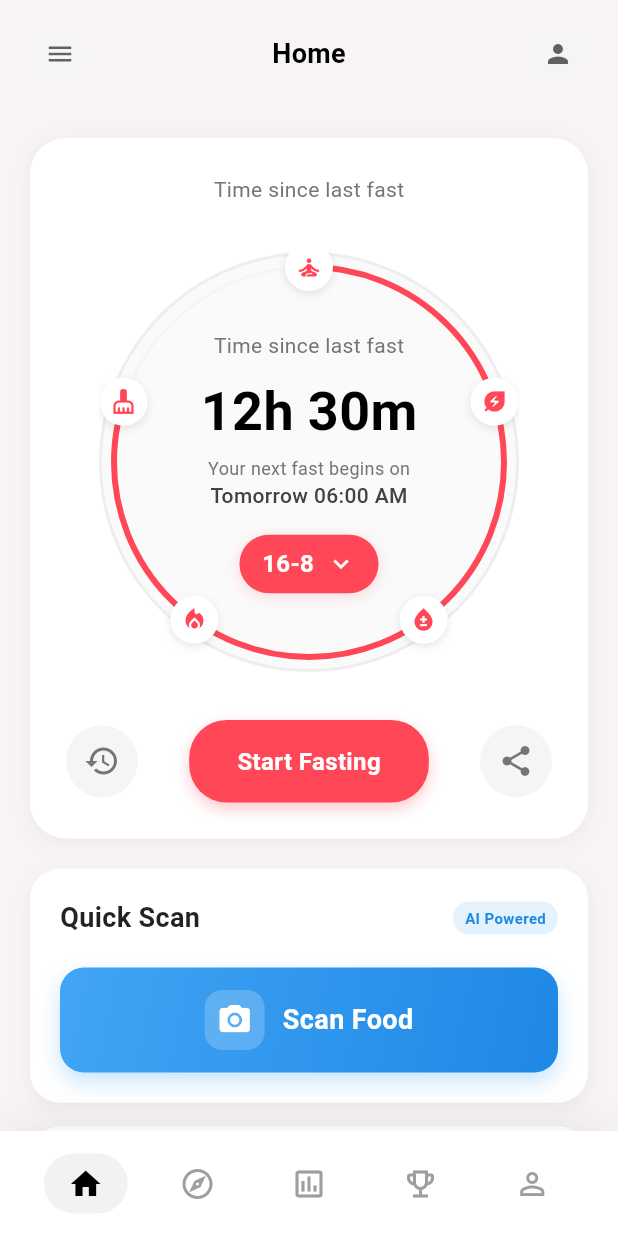
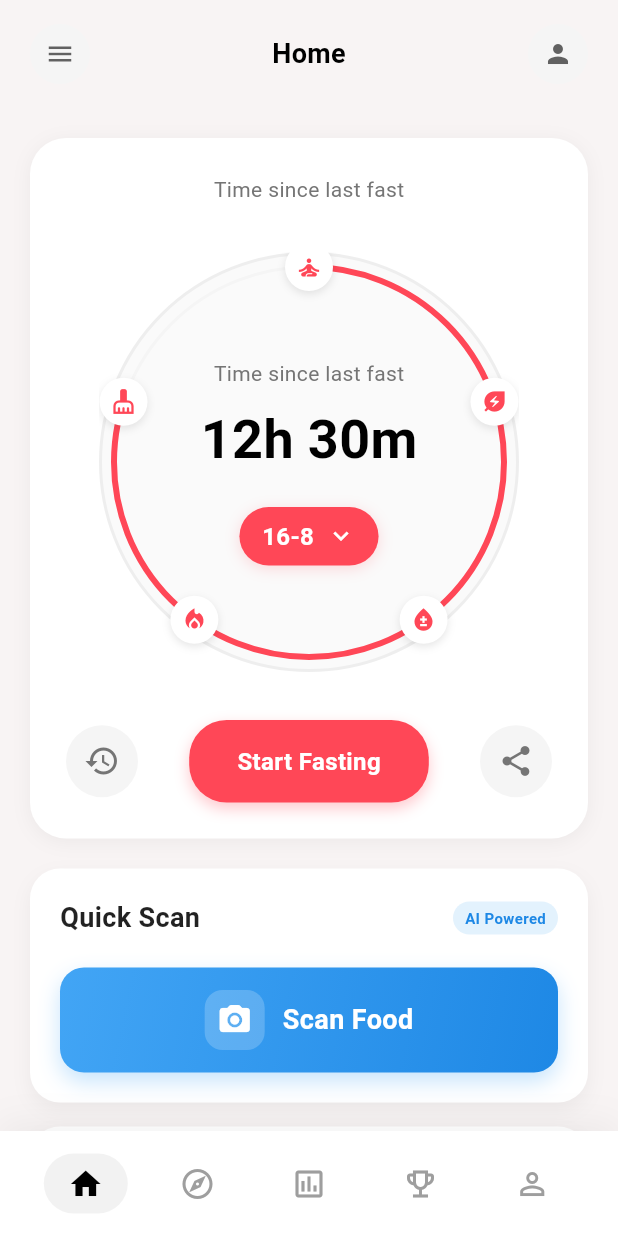
Before and after one commit to snowfoxwoo/learn_flutter, a Flutter app: the screen it shows after launch, on a phone screen of 412 x 824 dp. Run offline on Flutter 3.47's test engine with Material 3 defaults, Android fonts, the phone set to English and light mode, and no system bars; our stand-ins replace assets_audio_player, camera, geolocator, rflutter_alert, shared_preferences; missing offline and left inert: tflite_flutter.

Commit message:
remove text since last fast

```diff
--- a/flouriscent_nutrional_app/lib/widgets/fasting_timer_banner.dart
+++ b/flouriscent_nutrional_app/lib/widgets/fasting_timer_banner.dart
@@ -611,22 +611,22 @@ class _FastingTimerBannerState extends State<FastingTimerBanner> {
                       ),
                     ),
                     const SizedBox(height: 4),
-                    Text(
-                      isFasting
-                          ? 'Fast will end at'
-                          : 'Your next fast begins on',
-                      style: TextStyle(color: Colors.grey[600], fontSize: 12),
-                    ),
-                    Text(
-                      isFasting
-                          ? _calculateFastEndTime(widget.provider)
-                          : widget.provider.getNextFastTimeFormatted(),
-                      style: TextStyle(
-                        color: Colors.grey[800],
-                        fontSize: 14,
-                        fontWeight: FontWeight.w500,
-                      ),
-                    ),
+                    // Text(
+                    //   isFasting
+                    //       ? 'Fast will end at'
+                    //       : 'Your next fast begins on',
+                    //   style: TextStyle(color: Colors.grey[600], fontSize: 12),
+                    // ),
+                    // Text(
+                    //   isFasting
+                    //       ? _calculateFastEndTime(widget.provider)
+                    //       : widget.provider.getNextFastTimeFormatted(),
+                    //   style: TextStyle(
+                    //     color: Colors.grey[800],
+                    //     fontSize: 14,
+                    //     fontWeight: FontWeight.w500,
+                    //   ),
+                    // ),
                     SizedBox(height: 16),
                     // Preset Selection Button
                     GestureDetector(
```
